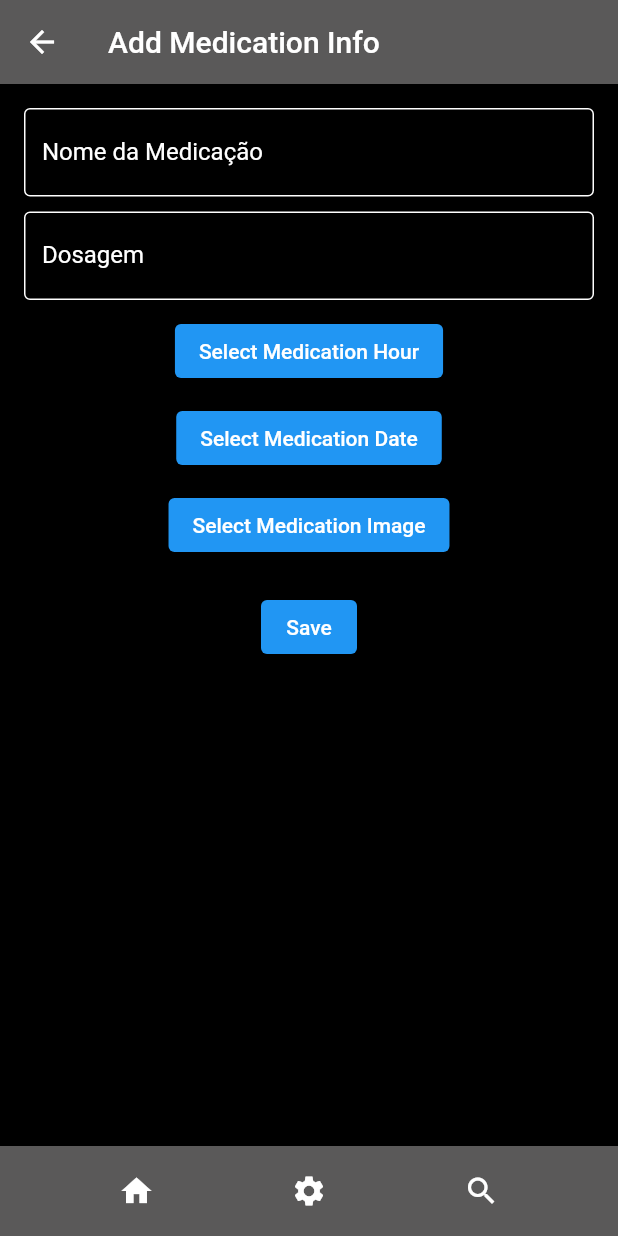
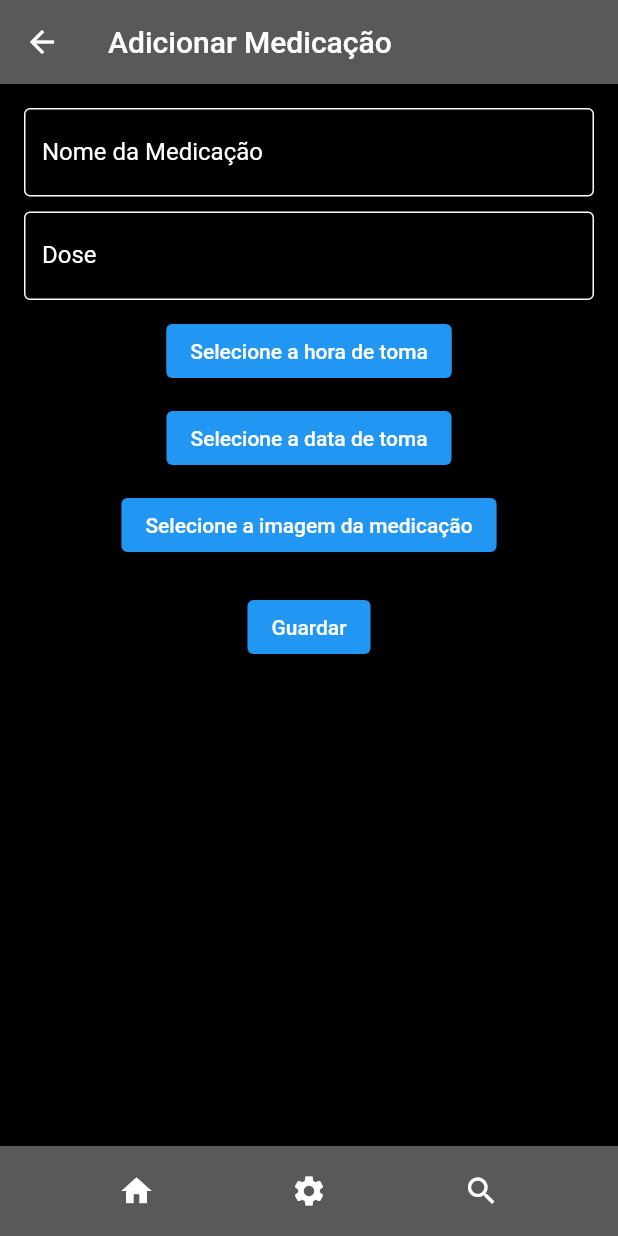
Before and after one commit to Gui574/MediMentor, a Flutter app: the AddMedsPage screen opened directly, on a phone screen of 412 x 824 dp. Run offline on Flutter 3.47's test engine with Material 2 defaults, Android fonts, the phone set to English and light mode, and no system bars; our stand-ins replace google_fonts, image_picker.

Commit message:
small adjustments

```diff
--- a/lib/main.dart
+++ b/lib/main.dart
@@ -38,7 +38,7 @@ class MyApp extends StatelessWidget {
   @override
   Widget build(BuildContext context) {
     return MaterialApp(
-      title: 'Medication App',
+      title: 'MediMentor',
       theme: ThemeData(
         primarySwatch: Colors.blue,
       ),
--- a/lib/page-1/add_med.dart
+++ b/lib/page-1/add_med.dart
@@ -4,6 +4,8 @@ import 'package:flutter/material.dart';
 import 'package:image_picker/image_picker.dart';
 import 'package:myapp/page-1/config_meds.dart';
 import 'package:provider/provider.dart';
+
+import 'home_caretaker.dart';
 
 class Medication {
   final String name;
@@ -139,7 +141,7 @@ class _AddMedsPageState extends State<AddMedsPage> {
           backgroundColor: Colors.black,
           appBar: AppBar(
             backgroundColor: Color.fromARGB(255, 90, 89, 89),
-            title: Text('Add Medication Info'),
+            title: Text('Adicionar Medicação'),
           ),
           body: Padding(
             padding: const EdgeInsets.all(16.0),
@@ -149,6 +151,7 @@ class _AddMedsPageState extends State<AddMedsPage> {
                 crossAxisAlignment: CrossAxisAlignment.center,
                 children: <Widget>[
                   TextFormField(
+                    style: TextStyle(color: Colors.white),
                     decoration: InputDecoration(
                       labelText: 'Nome da Medicação',
                       labelStyle:
@@ -166,7 +169,7 @@ class _AddMedsPageState extends State<AddMedsPage> {
                     ),
                     validator: (value) {
                       if (value == null || value.isEmpty) {
-                        return 'Please enter medication name';
+                        return 'Por favor introduza o nome';
                       }
                       return null;
                     },
@@ -176,8 +179,9 @@ class _AddMedsPageState extends State<AddMedsPage> {
                   ),
                   SizedBox(height: 10),
                   TextFormField(
+                    style: TextStyle(color: Colors.white),
                     decoration: InputDecoration(
-                      labelText: 'Dosagem',
+                      labelText: 'Dose',
                       labelStyle:
                           TextStyle(color: Color.fromARGB(255, 255, 255, 255)),
                       focusedBorder: OutlineInputBorder(
@@ -193,7 +197,7 @@ class _AddMedsPageState extends State<AddMedsPage> {
                     ),
                     validator: (value) {
                       if (value == null || value.isEmpty) {
-                        return 'Please enter medication dosage';
+                        return 'Por favor introduza a dose';
                       }
                       return null;
                     },
@@ -205,22 +209,22 @@ class _AddMedsPageState extends State<AddMedsPage> {
                   ElevatedButton(
                     onPressed: () => _selectTime(context),
                     child: Text(_selectedTime == null
-                        ? 'Select Medication Hour'
-                        : 'Medication Hour: ${_selectedTime!.hour}:${_selectedTime!.minute}'),
+                        ? 'Selecione a hora de toma'
+                        : 'Hora de Toma: ${_selectedTime!.hour}:${_selectedTime!.minute}'),
                   ),
                   SizedBox(height: 10),
                   ElevatedButton(
                     onPressed: () => _selectDate(context),
                     child: Text(_selectedDate == null
-                        ? 'Select Medication Date'
-                        : 'Medication Date: ${_selectedDate!.day}-${_selectedDate!.month}-${_selectedDate!.year}'),
+                        ? 'Selecione a data de toma'
+                        : 'Data de toma: ${_selectedDate!.day}-${_selectedDate!.month}-${_selectedDate!.year}'),
                   ),
                   SizedBox(height: 10),
                   ElevatedButton(
                     onPressed: _selectImage,
                     child: Text(_selectedImage == null
-                        ? 'Select Medication Image'
-                        : 'Medication Image Selected'),
+                        ? 'Selecione a imagem da medicação'
+                        : 'Imagem selecionada'),
                   ),
                   SizedBox(height: 10),
                   _buildImagePreview(),
@@ -234,7 +238,7 @@ class _AddMedsPageState extends State<AddMedsPage> {
                         _addMedication(context);
                       }
                     },
-                    child: Text('Save'),
+                    child: Text('Guardar'),
                   ),
                 ],
               ),
@@ -254,7 +258,10 @@ class _AddMedsPageState extends State<AddMedsPage> {
                 IconButton(
                   icon: Icon(Icons.home, color: Colors.white),
                   onPressed: () {
-                    // do something
+                    Navigator.pushReplacement(
+                        context,
+                        MaterialPageRoute(
+                            builder: (context) => HomeCaretaker()));
                   },
                 ),
                 IconButton(
--- a/lib/page-1/check_meds.dart
+++ b/lib/page-1/check_meds.dart
@@ -3,6 +3,7 @@ import 'package:flutter/gestures.dart';
 import 'dart:ui';
 import 'package:google_fonts/google_fonts.dart';
 import 'package:intl/intl.dart';
+import 'package:myapp/page-1/home_caretaker.dart';
 import 'package:myapp/utils.dart';
 import 'package:provider/provider.dart';
 
@@ -51,6 +52,7 @@ class _CheckMedsPageState extends State<CheckMedsPage> {
                       fontWeight: FontWeight.bold,
                     ),
                   ),
+                  Spacer(),
                   IconButton(
                       onPressed: () {
                         Navigator.pushReplacement(
@@ -58,7 +60,8 @@ class _CheckMedsPageState extends State<CheckMedsPage> {
                             MaterialPageRoute(
                                 builder: (context) => LoginScreen()));
                       },
-                      icon: Icon(Icons.logout))
+                      icon: Icon(Icons.logout),
+                      color: Colors.white),
                 ],
               ),
             ),
@@ -164,7 +167,7 @@ class _CheckMedsPageState extends State<CheckMedsPage> {
                                     ),
                                     SizedBox(height: 5),
                                     Text(
-                                      'Dosage: ${medication.dosage}',
+                                      'Dose: ${medication.dosage}',
                                       style: TextStyle(
                                         fontSize: 16,
                                         color: Colors.white,
@@ -172,7 +175,7 @@ class _CheckMedsPageState extends State<CheckMedsPage> {
                                     ),
                                     SizedBox(height: 5),
                                     Text(
-                                      'Time: ${medication.time.hour}:${medication.time.minute}',
+                                      'Hora: ${medication.time.hour}:${medication.time.minute}',
                                       style: TextStyle(
                                         fontSize: 16,
                                         color: Colors.white,
@@ -217,7 +220,12 @@ class _CheckMedsPageState extends State<CheckMedsPage> {
                 children: [
                   IconButton(
                     icon: Icon(Icons.home, color: Colors.white),
-                    onPressed: () {},
+                    onPressed: () {
+                      Navigator.pushReplacement(
+                          context,
+                          MaterialPageRoute(
+                              builder: (context) => HomeCaretaker()));
+                    },
                   ),
                   IconButton(
                     icon: Icon(Icons.settings, color: Colors.white),
--- a/lib/page-1/config_meds.dart
+++ b/lib/page-1/config_meds.dart
@@ -44,6 +44,7 @@ class _ConfigMedsPageState extends State<ConfigMedsPage> {
                       fontWeight: FontWeight.bold,
                     ),
                   ),
+                  Spacer(),
                   IconButton(
                     onPressed: () {
                       Navigator.pushReplacement(
@@ -51,7 +52,9 @@ class _ConfigMedsPageState extends State<ConfigMedsPage> {
                           MaterialPageRoute(
                               builder: (context) => LoginScreen()));
                     },
-                      icon: Icon(Icons.logout))
+                    icon: Icon(Icons.logout),
+                    color: (Colors.white),
+                  )
                 ],
               ),
             ),
@@ -137,7 +140,7 @@ class _ConfigMedsPageState extends State<ConfigMedsPage> {
                                     ),
                                     SizedBox(height: 5),
                                     Text(
-                                      'Dosage: ${medication.dosage}',
+                                      'Dose: ${medication.dosage}',
                                       style: TextStyle(
                                         fontSize: 16,
                                         color: Colors.white,
@@ -145,7 +148,7 @@ class _ConfigMedsPageState extends State<ConfigMedsPage> {
                                     ),
                                     SizedBox(height: 5),
                                     Text(
-                                      'Time: ${medication.time}',
+                                      'Hora: ${medication.time.hour}:${medication.time.minute}',
                                       style: TextStyle(
                                         fontSize: 16,
                                         color: Colors.white,
--- a/lib/page-1/home_elder.dart
+++ b/lib/page-1/home_elder.dart
@@ -112,6 +112,7 @@ class _HomeElderState extends State<HomeElder> {
                       fontWeight: FontWeight.bold,
                     ),
                   ),
+                  Spacer(),
                   IconButton(
                       onPressed: () {
                         Navigator.push(
@@ -119,7 +120,8 @@ class _HomeElderState extends State<HomeElder> {
                             MaterialPageRoute(
                                 builder: (context) => LoginScreen()));
                       },
-                      icon: Icon(Icons.logout))
+                      icon: Icon(Icons.logout),
+                      color: (Colors.white)),
                 ],
               ),
             ),
@@ -192,7 +194,7 @@ class _HomeElderState extends State<HomeElder> {
                                     ),
                                     SizedBox(height: 5),
                                     Text(
-                                      'Dosage: ${medication.dosage}',
+                                      'Dose: ${medication.dosage}',
                                       style: TextStyle(
                                         fontSize: 16,
                                         color: Colors.white,
@@ -200,7 +202,7 @@ class _HomeElderState extends State<HomeElder> {
                                     ),
                                     SizedBox(height: 5),
                                     Text(
-                                      'Time: ${medication.time.hour}:${medication.time.minute}',
+                                      'Hora: ${medication.time.hour}:${medication.time.minute}',
                                       style: TextStyle(
                                         fontSize: 16,
                                         color: Colors.white,
```
Also changed, not shown: lib/page-1/home_caretaker.dart (+28 -1 lines), lib/page-1/login_screen.dart (+5 -5 lines). Lines whose indentation alone changed are shown as unchanged.
